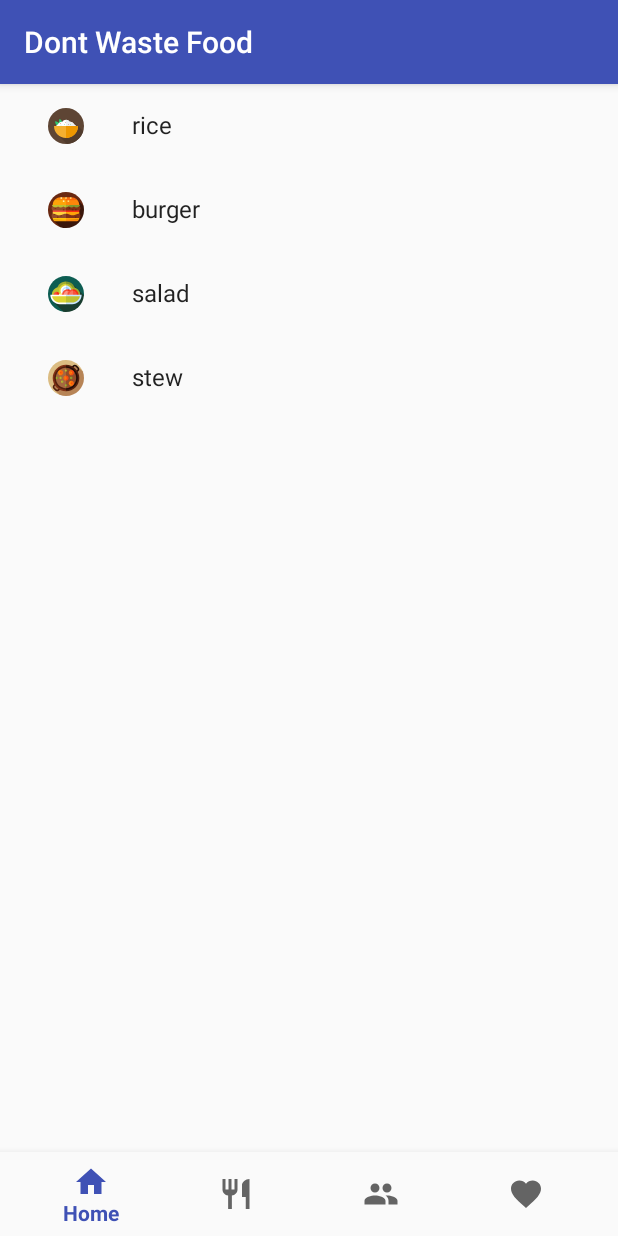
After one commit to turtle11311/Dont-Waste-Food, an Android app: the fragment RecipeCategoryFragment placed in its activity, on a phone screen of 412 x 824 dp. The commit adds this screen. Run offline under Robolectric (Android 15) with nearby library versions, the phone set to English and light mode, and no system bars; 1 statement that could not run was skipped.

Commit message:
Add recipe menu

```diff
--- a/app/build.gradle
+++ b/app/build.gradle
@@ -46,6 +46,7 @@ dependencies {
     implementation 'com.android.support:appcompat-v7:26.1.0'
     implementation 'com.android.support:design:26.1.0'
     implementation 'com.android.support.constraint:constraint-layout:1.0.2'
+    implementation 'com.android.support:recyclerview-v7:26.1.0'
     testImplementation 'junit:junit:4.12'
     androidTestImplementation 'com.android.support.test:runner:1.0.1'
     androidTestImplementation 'com.android.support.test.espresso:espresso-core:3.0.1'
--- /dev/null
+++ b/app/src/main/java/com/dwf/dontwastefood/RecipeCategory.kt
@@ -0,0 +1,10 @@
+package com.dwf.dontwastefood
+
+import android.graphics.drawable.Drawable
+
+class RecipeCategory(val drawable: Drawable, val name: String) {
+
+    override fun toString(): String {
+        return name
+    }
+}
--- /dev/null
+++ b/app/src/main/java/com/dwf/dontwastefood/RecipeCategoryFragment.kt
@@ -0,0 +1,86 @@
+package com.dwf.dontwastefood
+
+import android.content.Context
+import android.os.Bundle
+import android.support.v4.app.Fragment
+import android.support.v7.widget.GridLayoutManager
+import android.support.v7.widget.LinearLayoutManager
+import android.support.v7.widget.RecyclerView
+import android.view.LayoutInflater
+import android.view.View
+import android.view.ViewGroup
+
+/**
+ * A fragment representing a list of Items.
+ *
+ *
+ * Activities containing this fragment MUST implement the [OnListFragmentInteractionListener]
+ * interface.
+ */
+/**
+ * Mandatory empty constructor for the fragment manager to instantiate the
+ * fragment (e.g. upon screen orientation changes).
+ */
+class RecipeCategoryFragment : Fragment() {
+    private var mColumnCount = 1
+    private var mListener: OnListFragmentInteractionListener? = null
+
+    override fun onCreateView(inflater: LayoutInflater?, container: ViewGroup?, savedInstanceState: Bundle?): View? {
+        val view = inflater?.inflate(R.layout.fragment_recipecategory_list, container, false)
+
+        val recipeCategoryList = ArrayList<RecipeCategory>()
+
+        for (name in arrayOf("rice", "burger", "salad", "stew")) {
+            val id = resources.getIdentifier(String.format("rc_%s_24dp", name),
+                    "drawable", context.packageName)
+            recipeCategoryList.add(RecipeCategory(resources.getDrawable(id, null), name))
+        }
+
+        // Set the adapter
+        if (view is RecyclerView) {
+            val context = view.getContext()
+            if (mColumnCount <= 1) {
+                view.layoutManager = LinearLayoutManager(context)
+            } else {
+                view.layoutManager = GridLayoutManager(context, mColumnCount)
+            }
+            view.adapter = RecipeCategoryRecyclerViewAdapter(recipeCategoryList, mListener)
+        }
+        return view
+    }
+
+
+    override fun onAttach(context: Context) {
+        super.onAttach(context)
+        if (context is OnListFragmentInteractionListener) {
+            mListener = context
+        } else {
+            throw RuntimeException(context.toString() + " must implement OnListFragmentInteractionListener")
+        }
+    }
+
+    override fun onDetach() {
+        super.onDetach()
+        mListener = null
+    }
+
+    /**
+     * This interface must be implemented by activities that contain this
+     * fragment to allow an interaction in this fragment to be communicated
+     * to the activity and potentially other fragments contained in that
+     * activity.
+     *
+     *
+     * See the Android Training lesson [Communicating with Other Fragments](http://developer.android.com/training/basics/fragments/communicating.html) for more information.
+     */
+    interface OnListFragmentInteractionListener {
+        fun onRecipeCategorySelect(item: RecipeCategory?)
+    }
+
+    companion object {
+
+        fun newInstance(): RecipeCategoryFragment {
+            return RecipeCategoryFragment()
+        }
+    }
+}
--- /dev/null
+++ b/app/src/main/java/com/dwf/dontwastefood/RecipeCategoryRecyclerViewAdapter.kt
@@ -0,0 +1,47 @@
+package com.dwf.dontwastefood
+
+import android.support.v7.widget.RecyclerView
+import android.view.LayoutInflater
+import android.view.View
+import android.view.ViewGroup
+import android.widget.ImageView
+import android.widget.TextView
+import com.dwf.dontwastefood.RecipeCategoryFragment.OnListFragmentInteractionListener
+
+/**
+ * [RecyclerView.Adapter] that can display a [DummyItem] and makes a call to the
+ * specified [OnListFragmentInteractionListener].
+ * TODO: Replace the implementation with code for your data type.
+ */
+class RecipeCategoryRecyclerViewAdapter(private val mValues: List<RecipeCategory>, private val mListener: OnListFragmentInteractionListener?) : RecyclerView.Adapter<RecipeCategoryRecyclerViewAdapter.ViewHolder>() {
+
+    override fun onCreateViewHolder(parent: ViewGroup, viewType: Int): ViewHolder {
+        val view = LayoutInflater.from(parent.context)
+                .inflate(R.layout.fragment_recipecategory, parent, false)
+        return ViewHolder(view)
+    }
+
+    override fun onBindViewHolder(holder: ViewHolder, position: Int) {
+        holder.mItem = mValues[position]
+        holder.mImageView.setImageDrawable(mValues[position].drawable)
+        holder.mContentView.text = mValues[position].name
+
+        holder.mView.setOnClickListener {
+            mListener?.onRecipeCategorySelect(holder.mItem)
+        }
+    }
+
+    override fun getItemCount(): Int {
+        return mValues.size
+    }
+
+    inner class ViewHolder(val mView: View) : RecyclerView.ViewHolder(mView) {
+        val mImageView: ImageView = mView.findViewById(R.id.image_recipe_category)
+        val mContentView: TextView = mView.findViewById(R.id.text_recipe_category)
+        var mItem: RecipeCategory? = null
+
+        override fun toString(): String {
+            return super.toString() + " '" + mContentView.text + "'"
+        }
+    }
+}
--- /dev/null
+++ b/app/src/main/res/layout/fragment_recipecategory.xml
@@ -0,0 +1,20 @@
+<?xml version="1.0" encoding="utf-8"?>
+<LinearLayout xmlns:android="http://schemas.android.com/apk/res/android"
+    android:layout_width="wrap_content"
+    android:layout_height="wrap_content"
+    android:orientation="horizontal">
+
+    <ImageView
+        android:id="@+id/image_recipe_category"
+        android:layout_width="wrap_content"
+        android:layout_height="wrap_content"
+        android:layout_margin="@dimen/text_margin"
+        android:textAppearance="?attr/textAppearanceListItem" />
+
+    <TextView
+        android:id="@+id/text_recipe_category"
+        android:layout_width="wrap_content"
+        android:layout_height="wrap_content"
+        android:layout_margin="@dimen/text_margin"
+        android:textAppearance="?attr/textAppearanceListItem" />
+</LinearLayout>
--- /dev/null
+++ b/app/src/main/res/layout/fragment_recipecategory_list.xml
@@ -0,0 +1,13 @@
+<?xml version="1.0" encoding="utf-8"?>
+<android.support.v7.widget.RecyclerView xmlns:android="http://schemas.android.com/apk/res/android"
+    xmlns:app="http://schemas.android.com/apk/res-auto"
+    xmlns:tools="http://schemas.android.com/tools"
+    android:id="@+id/list"
+    android:name="com.dwf.dontwastefood.RecipeCategoryFragment"
+    android:layout_width="match_parent"
+    android:layout_height="match_parent"
+    android:layout_marginLeft="16dp"
+    android:layout_marginRight="16dp"
+    app:layoutManager="LinearLayoutManager"
+    tools:context="com.dwf.dontwastefood.RecipeCategoryFragment"
+    tools:listitem="@layout/fragment_recipecategory" />
--- a/app/src/main/res/values/dimens.xml
+++ b/app/src/main/res/values/dimens.xml
@@ -2,4 +2,5 @@
     <!-- Default screen margins, per the Android Design guidelines. -->
     <dimen name="activity_horizontal_margin">16dp</dimen>
     <dimen name="activity_vertical_margin">16dp</dimen>
+    <dimen name="text_margin">16dp</dimen>
 </resources>
```
Also changed, not shown: app/src/main/java/com/dwf/dontwastefood/MainActivity.kt (+10 -1 lines), app/src/main/res/drawable/rc_burger_24dp.xml (added, +111 -0 lines), app/src/main/res/drawable/rc_rice_24dp.xml (added, +48 -0 lines), app/src/main/res/drawable/rc_salad_24dp.xml (added, +96 -0 lines), app/src/main/res/drawable/rc_stew_24dp.xml (added, +108 -0 lines).
